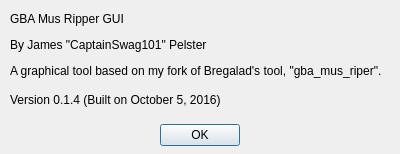
This is aboutdialog.ui in CaptainSwag101/gba-mus-ripper-gui as Qt 5 draws it before an edit. The edited form follows.
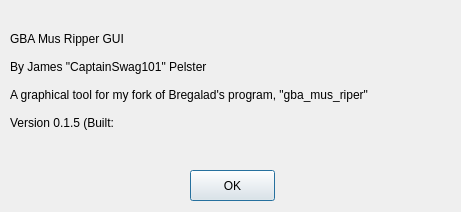
This is the edited form.

Commit message: Update UI, use automatic build date

What changed in the file:
```diff
--- a/aboutdialog.ui
+++ b/aboutdialog.ui
@@ -6,81 +6,53 @@
    <rect>
     <x>0</x>
     <y>0</y>
-    <width>400</width>
-    <height>154</height>
+    <width>461</width>
+    <height>212</height>
    </rect>
   </property>
   <property name="windowTitle">
    <string>About</string>
   </property>
-  <widget class="QWidget" name="horizontalLayoutWidget">
+  <widget class="QPushButton" name="okButton">
    <property name="geometry">
     <rect>
-     <x>10</x>
-     <y>120</y>
-     <width>381</width>
+     <x>190</x>
+     <y>170</y>
+     <width>85</width>
      <height>31</height>
     </rect>
    </property>
-   <layout class="QHBoxLayout" name="horizontalLayout">
-    <item>
-     <widget class="QPushButton" name="okButton">
-      <property name="sizePolicy">
-       <sizepolicy hsizetype="Fixed" vsizetype="Fixed">
-        <horstretch>0</horstretch>
-        <verstretch>0</verstretch>
-       </sizepolicy>
-      </property>
-      <property name="text">
-       <string>OK</string>
-      </property>
-     </widget>
-    </item>
-   </layout>
+   <property name="sizePolicy">
+    <sizepolicy hsizetype="Fixed" vsizetype="Fixed">
+     <horstretch>0</horstretch>
+     <verstretch>0</verstretch>
+    </sizepolicy>
+   </property>
+   <property name="text">
+    <string>OK</string>
+   </property>
   </widget>
-  <widget class="QWidget" name="horizontalLayoutWidget_2">
+  <widget class="QLabel" name="label">
    <property name="geometry">
     <rect>
      <x>10</x>
      <y>10</y>
-     <width>381</width>
-     <height>71</height>
+     <width>441</width>
+     <height>141</height>
     </rect>
    </property>
-   <layout class="QHBoxLayout" name="horizontalLayout_3">
-    <item>
-     <widget class="QLabel" name="label">
-      <property name="sizePolicy">
-       <sizepolicy hsizetype="MinimumExpanding" vsizetype="Preferred">
-        <horstretch>0</horstretch>
-        <verstretch>0</verstretch>
-       </sizepolicy>
-      </property>
-      <property name="text">
-       <string>&lt;html&gt;&lt;head/&gt;&lt;body&gt;&lt;p&gt;GBA Mus Ripper GUI&lt;/p&gt;&lt;p&gt;By James &amp;quot;CaptainSwag101&amp;quot; Pelster&lt;/p&gt;&lt;p&gt;A graphical tool based on my fork of Bregalad's tool, &amp;quot;gba_mus_riper&amp;quot;.&lt;/p&gt;&lt;/body&gt;&lt;/html&gt;</string>
-      </property>
-     </widget>
-    </item>
-   </layout>
-  </widget>
-  <widget class="QWidget" name="horizontalLayoutWidget_3">
-   <property name="geometry">
-    <rect>
-     <x>10</x>
-     <y>80</y>
-     <width>381</width>
-     <height>40</height>
-    </rect>
+   <property name="text">
+    <string>GBA Mus Ripper GUI
+
+By James &quot;CaptainSwag101&quot; Pelster
+
+A graphical tool for my fork of Bregalad's program, &quot;gba_mus_riper&quot;
+
+Version 0.1.5 (Built: </string>
    </property>
-   <layout class="QHBoxLayout" name="horizontalLayout_5">
-    <item>
-     <widget class="QLabel" name="versionLabel">
-      <property name="text">
-       <string>&lt;html&gt;&lt;head/&gt;&lt;body&gt;&lt;p&gt;Version 0.1.4 (Built on October 5, 2016)&lt;/p&gt;&lt;/body&gt;&lt;/html&gt;</string>
-      </property>
-     </widget>
-    </item>
-   </layout>
+   <property name="textFormat">
+    <enum>Qt::AutoText</enum>
+   </property>
   </widget>
  </widget>
  <resources/>
```
The commit also changes 3 other files.
